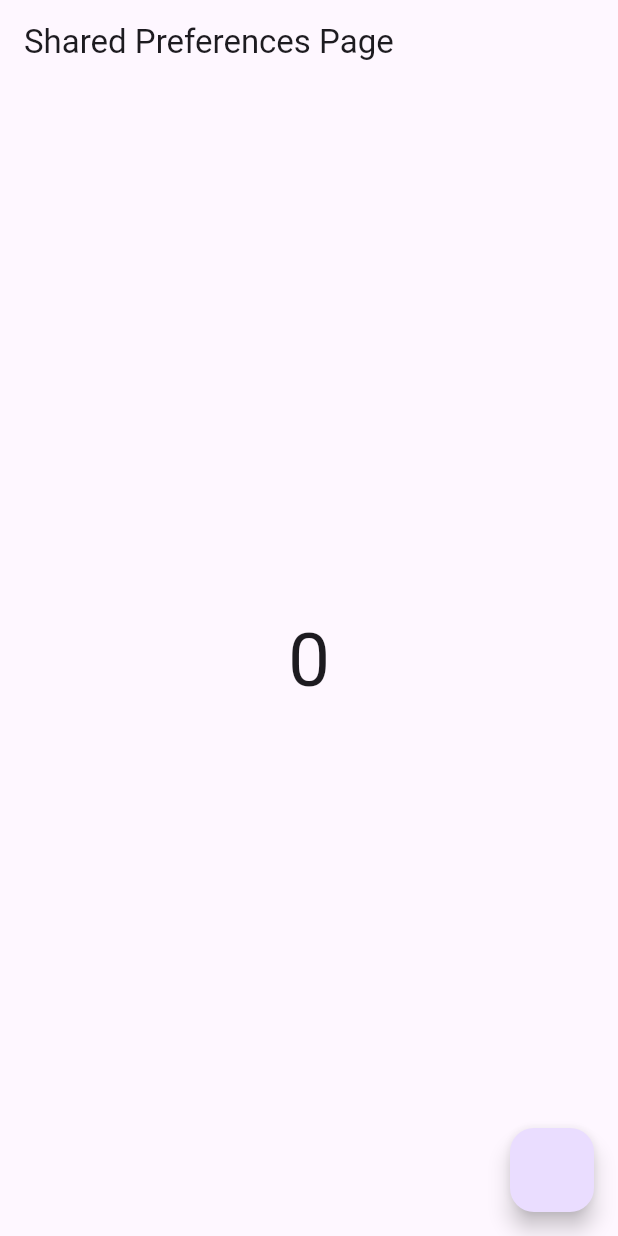
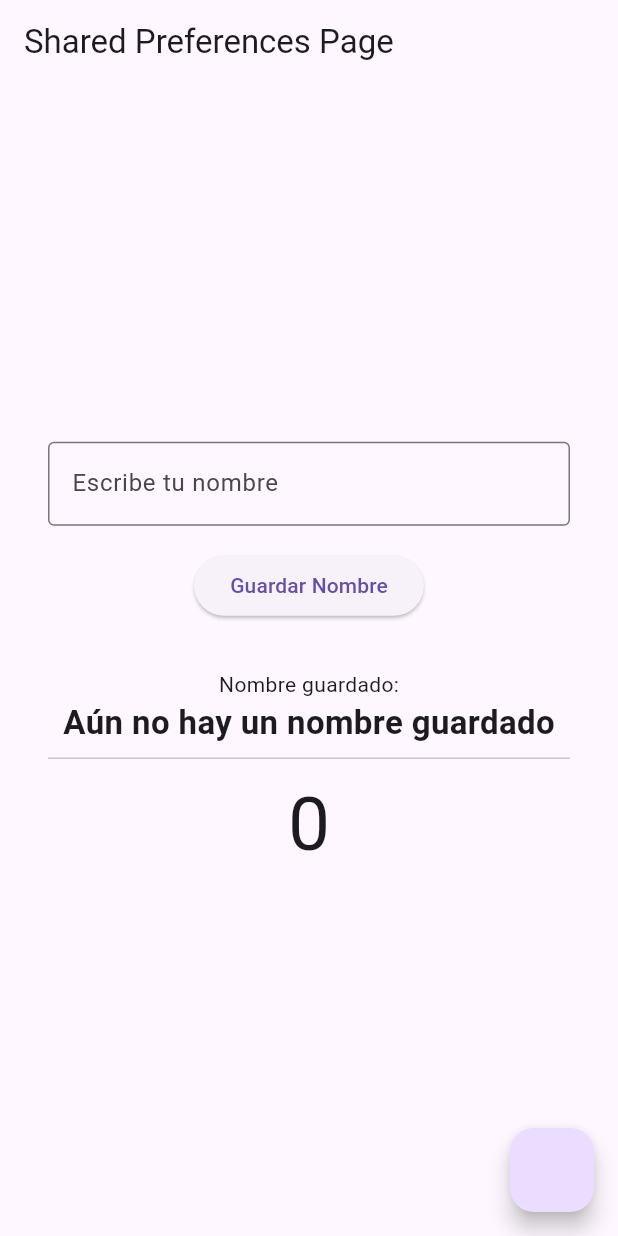
Before and after one commit to fr4nsgallegos/travelappg15, a Flutter app: the screen it shows after launch, on a phone screen of 412 x 824 dp. Run offline on Flutter 3.47's test engine with Material 3 defaults, Android fonts, the phone set to English and light mode, and no system bars; our stand-ins replace carousel_slider, getwidget, shared_preferences.

Commit message:
guardando valor y cargandolo

```diff
--- a/lib/examples/shared_prefences_page.dart
+++ b/lib/examples/shared_prefences_page.dart
@@ -1,4 +1,5 @@
 import 'package:flutter/material.dart';
+import 'package:shared_preferences/shared_preferences.dart';
 
 // SharedPreferences es un mecanismo para guardar datos simples en el dispositivo
 // Funciona bajo el concepto de clave -> Valor
@@ -16,6 +17,31 @@ class SharedPrefencesPage extends StatefulWidget {
 class _SharedPrefencesPageState extends State<SharedPrefencesPage> {
   int contador = 0;
 
+  final TextEditingController nombreController = TextEditingController();
+  String nombreGuardado = "Aún no hay un nombre guardado";
+
+  Future<void> guardarNombre() async {
+    final prefs = await SharedPreferences.getInstance();
+
+    await prefs.setString("nombre", nombreController.text);
+    nombreGuardado = nombreController.text;
+    nombreController.clear();
+    setState(() {});
+  }
+
+  Future<void> cargarNombre() async {
+    final prefs = await SharedPreferences.getInstance();
+    final nombre = prefs.getString("nombre") ?? "Aún no hay un nombre guardado";
+    nombreGuardado = nombre;
+    setState(() {});
+  }
+
+  @override
+  void initState() {
+    super.initState();
+    cargarNombre();
+  }
+
   @override
   Widget build(BuildContext context) {
     return Scaffold(
@@ -26,10 +52,43 @@ class _SharedPrefencesPageState extends State<SharedPrefencesPage> {
         },
       ),
       appBar: AppBar(title: Text("Shared Preferences Page")),
-      body: Center(
-        child: Column(
-          mainAxisSize: MainAxisSize.min,
-          children: [Text(contador.toString(), style: TextStyle(fontSize: 50))],
+      body: Padding(
+        padding: const EdgeInsets.all(32.0),
+        child: Center(
+          child: Column(
+            mainAxisSize: MainAxisSize.min,
+            children: [
+              TextField(
+                controller: nombreController,
+                decoration: InputDecoration(
+                  labelText: "Escribe tu nombre",
+                  border: OutlineInputBorder(),
+                ),
+              ),
+              SizedBox(height: 16),
+              ElevatedButton(
+                onPressed: () {
+                  guardarNombre();
+                },
+                child: Text("Guardar Nombre"),
+              ),
+              // ElevatedButton(
+              //   onPressed: () {
+              //     cargarNombre();
+              //   },
+              //   child: Text("CARGAR Nombre"),
+              // ),
+              SizedBox(height: 32),
+              Text("Nombre guardado:"),
+              Text(
+                nombreGuardado,
+                style: TextStyle(fontSize: 22, fontWeight: FontWeight.bold),
+              ),
+
+              Divider(),
+              Text(contador.toString(), style: TextStyle(fontSize: 50)),
+            ],
+          ),
         ),
       ),
     );
```
